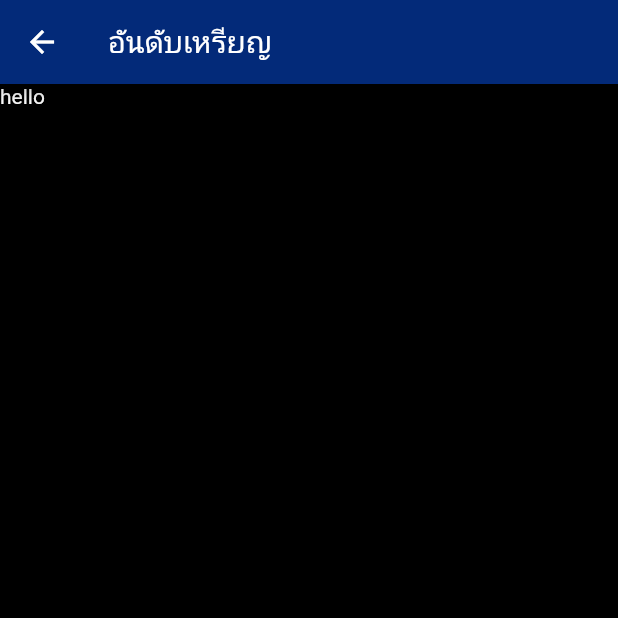
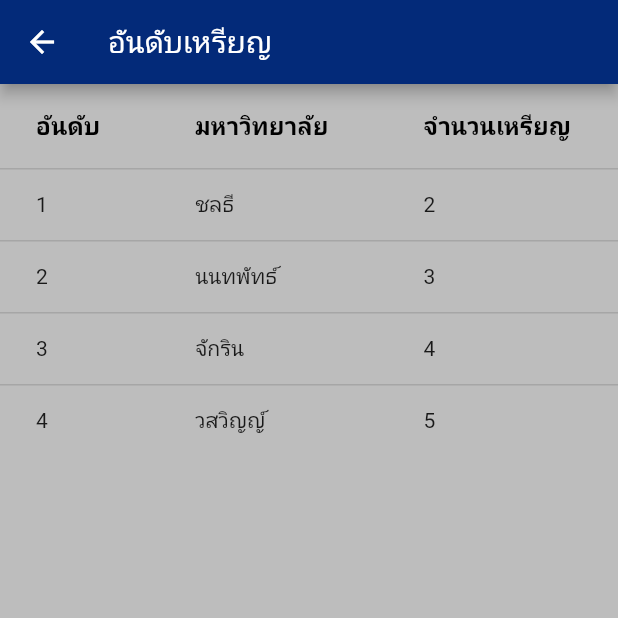
Before and after one commit to wasawin/Moblie_thesis, a Flutter app: the showuni screen opened directly, on a phone screen of 412 x 824 dp, the top half of it. Run offline on Flutter 3.47's test engine with Material 2 defaults, Android fonts, the light colour scheme and no system bars; our stand-ins replace anim_search_bar, dropdown_button2, file_picker, flutter_image_slideshow; missing offline and left inert: dart:ffi, multi_image_layout, searchbar_animation.

Commit message:
15/2/2566

```diff
--- a/myapp/lib/main.dart
+++ b/myapp/lib/main.dart
@@ -6,6 +6,7 @@ import 'package:flutter_image_slideshow/flutter_image_slideshow.dart';
 import 'package:myapp/sport.dart';
 import 'package:myapp/test.dart';
 import 'package:myapp/testtt.dart';
+import 'package:myapp/unirank/detailuni.dart';
 import 'package:myapp/unirank/showuni.dart';
 
 void main() {
@@ -93,7 +94,7 @@ class _MyHomePageState extends State<MyHomePage> {
                                     Navigator.push(
                                         context,
                                         MaterialPageRoute(
-                                            builder: (context) => showuni())); //sport() ไว้กดหน้าที่ต้องการไป
+                                            builder: (context) => detailuni())); //sport() ไว้กดหน้าที่ต้องการไป
                                   },
                                   child: Text('ดูทั้งหมด'),
                                   style: ElevatedButton.styleFrom(
--- a/myapp/lib/unirank/showuni.dart
+++ b/myapp/lib/unirank/showuni.dart
@@ -1,5 +1,4 @@
 import 'package:flutter/material.dart';
-
 
 class showuni extends StatefulWidget {
   const showuni({super.key});
@@ -15,23 +14,55 @@ class _showuniState extends State<showuni> {
       appBar: AppBar(
         backgroundColor: Color.fromARGB(255, 3, 42, 121),
         title: Text("อันดับเหรียญ"),
-        leading: BackButton(
-          onPressed: () {
-            Navigator.pop(context);
-          },
+      ),
+      body: Container(
+        color: Colors.grey[400],
+        child: ListView(
+          children: [
+            DataTable(
+              columns: [
+                DataColumn(
+                    label: Text('อันดับ',
+                        style: TextStyle(
+                            fontSize: 16, fontWeight: FontWeight.bold))),
+                DataColumn(
+                    label: Text('มหาวิทยาลัย',
+                        style: TextStyle(
+                          fontSize: 16,
+                          fontWeight: FontWeight.bold,
+                        ))),
+                DataColumn(
+                    label: Text('จำนวนเหรียญ',
+                        style: TextStyle(
+                            fontSize: 16, fontWeight: FontWeight.bold))),
+              ],
+              rows: [
+                DataRow(cells: [
+                  DataCell(Text('1')),
+                  DataCell(Text('ชลธี')),
+                  DataCell(Text('2')),
+                ]),
+                DataRow(cells: [
+                  DataCell(Text('2')),
+                  DataCell(Text('นนทพัทธ์')),
+                  DataCell(Text('3')),
+                ]),
+                DataRow(cells: [
+                  DataCell(Text('3')),
+                  DataCell(Text('จักริน')),
+                  DataCell(Text('4')),
+                ]),
+                DataRow(cells: [
+                  DataCell(Text('4')),
+                  DataCell(Text('วสวิญญ์')),
+                  DataCell(Text('5')),
+                ]),
+              ],
+            ),
+          ],
         ),
+
       ),
-
-    body: Container(
-      color: Colors.black,
-      child: ListView(
-        children: [
-          Text("hello",style: TextStyle(color: Colors.white),),
-        ],
-      ),
-      ),
-
-
     );
   }
 }
```
Also changed, not shown: myapp/lib/test.dart (+17 -9 lines), myapp/lib/testtt.dart (+14 -14 lines), myapp/lib/unirank/detailuni.dart (+33 -1 lines).
